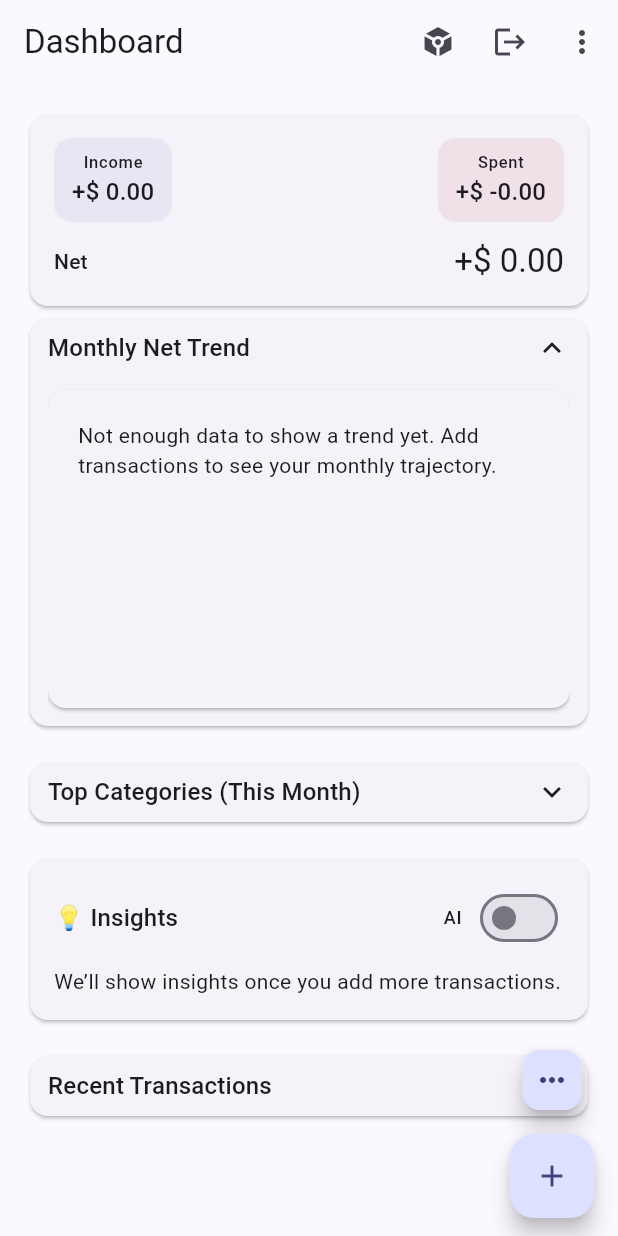
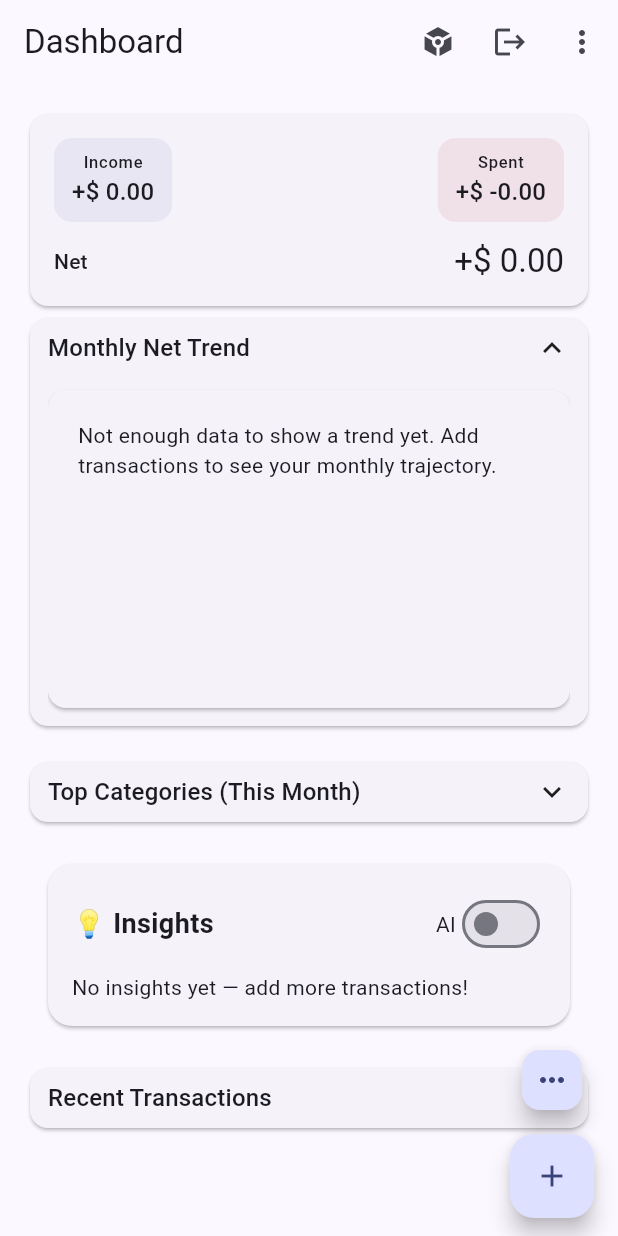
Before and after one commit to MgSuper/mini_finance_tracker, a Flutter app: the screen it shows once a user with an empty profile is signed in, after a tap on "Monthly Net Trend", on a phone screen of 412 x 824 dp. Run offline on Flutter 3.47's test engine with Material 3 defaults, Android fonts, the light colour scheme and no system bars; our stand-ins replace cloud_firestore, csv, file_picker, firebase_auth, firebase_core, fl_chart and 5 more; accounts and stored records are empty; generated files the repository leaves out were written again.

Commit message:
[FIXED] ai insights

```diff
--- a/lib/features/insights/insights_ai_provider.dart
+++ b/lib/features/insights/insights_ai_provider.dart
@@ -1,113 +1,94 @@
 import 'dart:convert';
+import 'package:flutter/material.dart';
 import 'package:flutter_riverpod/flutter_riverpod.dart';
 import 'package:http/http.dart' as http;
+
 import 'package:mini_finan/features/insights/insights_metrics.dart';
-
+import 'package:mini_finan/features/insights/settings_providers.dart';
 import 'package:mini_finan/services/firebase_providers.dart';
 
-/// Provided via --dart-define=AI_PROXY_URL=https://<your-vercel-app>.vercel.app/api/insights
-const String kAiProxyUrl = String.fromEnvironment('AI_PROXY_URL',
-    defaultValue:
-        'https://mini-finance-tracker-o6j71dmqk-supers-projects-f0402237.vercel.app/api/ai-insights');
+final insightsAiProvider = FutureProvider<String?>((ref) async {
+  // Check if AI mode is enabled
+  final useAi = ref.watch(useAiInsightsProvider);
+  print('useAi: $useAi');
+  if (!useAi) return null;
 
-/// Builds a compact "metrics" object your Vercel function expects
-Map<String, dynamic> _buildMetricsJson(InsightsMetrics m) {
-  // totals
-  final totalIncome =
-      m.incomeByCategory.values.fold<double>(0, (a, b) => a + b);
-  final totalSpend =
-      m.expenseByCategory.values.fold<double>(0, (a, b) => a + b);
-  final net = totalIncome - totalSpend;
-
-  // arrays with resolved category names
-  final expenseByCategory = m.expenseByCategory.entries
-      .map((e) => {
-            'categoryId': e.key,
-            'categoryName': m.catNameOf(e.key),
-            'amount': e.value, // positive
-          })
-      .toList();
-
-  final incomeByCategory = m.incomeByCategory.entries
-      .map((e) => {
-            'categoryId': e.key,
-            'categoryName': m.catNameOf(e.key),
-            'amount': e.value, // positive
-          })
-      .toList();
-
-  final merchantSpend = m.merchantSpend.entries
-      .map((e) => {
-            'merchant': e.key,
-            'amount': e.value, // positive
-          })
-      .toList();
-
-  return {
-    'summary': {
-      'totalIncome': totalIncome,
-      'totalSpend': totalSpend,
-      'net': net,
-    },
-    'expenseByCategory': expenseByCategory,
-    'incomeByCategory': incomeByCategory,
-    'merchantSpend': merchantSpend,
-  };
-}
-
-/// Calls your Vercel proxy with {metrics, model} and Firebase ID token.
-/// Returns a list of 1–3 bullet strings parsed from { text }.
-final monthlyInsightsAiProvider = FutureProvider<List<String>>((ref) async {
-  if (kAiProxyUrl.isEmpty) return const <String>[];
-
-  // Metrics
-  final metrics = ref.read(insightsMetricsProvider);
-  final metricsJson = _buildMetricsJson(metrics);
-
-  // Optional model switch (hard-coded here; expose a setting later if you like)
-  const model = 'gpt-4o-mini';
-
-  // Firebase ID token for Authorization: Bearer <token>
-  final auth = ref.read(firebaseAuthProvider);
-  final token = await auth.currentUser?.getIdToken(true);
-  print('token >>>>>>> $token');
-  if (token == null) {
-    // Not signed in -> your proxy will 401; return empty to keep UI calm
-    return const <String>[];
+  // Watch reactive metrics
+  final metricsAsync = ref.watch(insightsMetricsProvider);
+  final metrics = metricsAsync.valueOrNull;
+  if (metrics == null || metrics.isEmpty) {
+    return null; // still loading
   }
 
-  final res = await http.post(
-    Uri.parse(kAiProxyUrl),
+  // Prefer proxy (recommended)
+  final proxy = aiProxyUrl.trim();
+  print('proxy: $proxy');
+
+  if (proxy.isNotEmpty) {
+    final auth = ref.read(firebaseAuthProvider);
+    final idToken = await auth.currentUser?.getIdToken(true);
+    print('idToken: $idToken');
+
+    final resp = await http.post(
+      Uri.parse(proxy),
+      headers: {
+        'Content-Type': 'application/json',
+        'Authorization': 'Bearer $idToken',
+      },
+      body: jsonEncode({
+        'metrics': metrics,
+        'model': 'gpt-4o-mini',
+      }),
+    );
+    debugPrint('[AI] proxy status=${resp.statusCode} body=${resp.body}');
+
+    if (resp.statusCode >= 200 && resp.statusCode < 300) {
+      final data = jsonDecode(resp.body) as Map<String, dynamic>;
+      final text = (data['text'] as String?)?.trim();
+      if (text == null || text.isEmpty) return null;
+      return text;
+    }
+    // Proxy failed
+    return null;
+  }
+
+  // No proxy → fallback to direct OpenAI
+  final apiKey = openAiApiKey;
+  print('apiKey: $apiKey');
+  if (apiKey.isEmpty) return null;
+
+  final prompt = '''
+You are a budgeting assistant. Summarize the user's monthly finances in 2–3 short, plain sentences.
+Prefer concrete numbers and comparisons month-over-month. Avoid promises or advice.
+JSON:
+${jsonEncode(metrics)}
+''';
+  final uri = Uri.parse('https://api.openai.com/v1/chat/completions');
+
+  final resp = await http.post(
+    uri,
     headers: {
+      'Authorization': 'Bearer $apiKey',
       'Content-Type': 'application/json',
-      'Authorization': 'Bearer $token',
     },
-    body: jsonEncode({'metrics': metricsJson, 'model': model}),
+    body: jsonEncode({
+      'model': 'gpt-4o-mini',
+      'temperature': 0.3,
+      'messages': [
+        {
+          'role': 'system',
+          'content': 'You are a concise financial summarizer.'
+        },
+        {'role': 'user', 'content': prompt},
+      ],
+    }),
   );
 
-  if (res.statusCode == 401) {
-    // Unauthorized from proxy – show nothing but don’t crash UI
-    return const <String>[];
+  if (resp.statusCode >= 200 && resp.statusCode < 300) {
+    final data = jsonDecode(resp.body) as Map<String, dynamic>;
+    final text =
+        (data['choices'] as List).first['message']['content'] as String;
+    return text.trim();
   }
-  if (res.statusCode ~/ 100 != 2) {
-    throw StateError('AI proxy error ${res.statusCode}: ${res.body}');
-  }
-
-  final decoded = jsonDecode(res.body);
-  // Your endpoint returns { uid, text }
-  final text = (decoded is Map && decoded['text'] is String)
-      ? decoded['text'] as String
-      : '';
-
-  if (text.isEmpty) return const <String>[];
-
-  // Split nicely into bullet-ish lines (keep it simple)
-  final lines = text
-      .split(RegExp(r'[\n•\-]+'))
-      .map((s) => s.trim())
-      .where((s) => s.isNotEmpty)
-      .toList();
-
-  // Cap to 3 succinct lines for UI
-  return lines.take(3).toList();
+  return null;
 });
--- a/lib/features/insights/insights_card.dart
+++ b/lib/features/insights/insights_card.dart
@@ -1,82 +1,120 @@
 import 'package:flutter/material.dart';
 import 'package:flutter_riverpod/flutter_riverpod.dart';
-import 'package:mini_finan/features/insights/insights_resolved_provider.dart';
-import 'package:mini_finan/features/insights/insights_settings.dart';
+import 'package:mini_finan/features/insights/insights_ai_provider.dart';
+import 'package:mini_finan/features/insights/insights_provider.dart';
+import 'package:mini_finan/features/insights/settings_providers.dart';
 
 class InsightsCard extends ConsumerWidget {
   const InsightsCard({super.key});
 
   @override
   Widget build(BuildContext context, WidgetRef ref) {
-    final useAi = ref.watch(insightsUseAiProvider);
-    final insightsAv = ref.watch(monthlyInsightsResolvedProvider);
-    debugPrint('[InsightsCard] useAi=$useAi');
+    final useAi = ref.watch(useAiInsightsProvider);
+    final aiTextAsync = ref.watch(insightsAiProvider);
+    final localAsync = ref.watch(insightsProvider);
+
+    Widget content() {
+      if (useAi) {
+        return aiTextAsync.when(
+          loading: () => const Center(child: CircularProgressIndicator()),
+          error: (_, __) => _LocalFallback(localAsync: localAsync),
+          data: (aiText) {
+            if (aiText == null || aiText.isEmpty) {
+              return _LocalFallback(localAsync: localAsync);
+            }
+            return _AiText(aiText: aiText);
+          },
+        );
+      }
+      return _LocalFallback(localAsync: localAsync);
+    }
 
     return Card(
+      margin: const EdgeInsets.symmetric(horizontal: 16, vertical: 8),
+      elevation: 1,
+      shape: RoundedRectangleBorder(borderRadius: BorderRadius.circular(16)),
       child: Padding(
         padding: const EdgeInsets.all(16),
         child: Column(
+          crossAxisAlignment: CrossAxisAlignment.start,
           children: [
             Row(
               children: [
-                Text('💡 Insights',
-                    style: Theme.of(context).textTheme.titleMedium),
+                const Text('💡 Insights',
+                    style:
+                        TextStyle(fontWeight: FontWeight.bold, fontSize: 18)),
                 const Spacer(),
-                Text('AI', style: Theme.of(context).textTheme.labelMedium),
-                const SizedBox(width: 8),
-                Switch(
-                  value: useAi,
-                  onChanged: (v) =>
-                      ref.read(insightsUseAiProvider.notifier).state = v,
+                // Toggle
+                Row(
+                  children: [
+                    const Text('AI'),
+                    Switch(
+                      value: useAi,
+                      onChanged: (_) =>
+                          ref.read(useAiInsightsProvider.notifier).toggle(),
+                    ),
+                  ],
                 ),
               ],
             ),
             const SizedBox(height: 8),
-            insightsAv.when(
-              loading: () => const Align(
-                alignment: Alignment.centerLeft,
-                child: Padding(
-                  padding: EdgeInsets.symmetric(vertical: 8),
-                  child: SizedBox(
-                    height: 16,
-                    width: 16,
-                    child: CircularProgressIndicator(strokeWidth: 2),
-                  ),
-                ),
-              ),
-              error: (e, _) => Align(
-                alignment: Alignment.centerLeft,
-                child: Text('Error loading insights: $e',
-                    style:
-                        TextStyle(color: Theme.of(context).colorScheme.error)),
-              ),
-              data: (lines) {
-                if (lines.isEmpty) {
-                  return Align(
-                    alignment: Alignment.centerLeft,
-                    child: Text(
-                      'We’ll show insights once you add more transactions.',
-                      style: Theme.of(context).textTheme.bodyMedium,
-                    ),
-                  );
-                }
-                return Column(
-                  children: [
-                    for (final line in lines)
-                      Row(
-                        crossAxisAlignment: CrossAxisAlignment.start,
-                        children: [
-                          const Text('• '),
-                          Expanded(child: Text(line)),
-                        ],
-                      ),
-                  ],
-                );
-              },
-            ),
+            content(),
           ],
         ),
       ),
     );
   }
 }
+
+class _LocalFallback extends StatelessWidget {
+  const _LocalFallback({required this.localAsync});
+  final AsyncValue<List<String>> localAsync;
+
+  @override
+  Widget build(BuildContext context) {
+    print('fallback :');
+    return localAsync.when(
+      loading: () => const Center(child: CircularProgressIndicator()),
+      error: (e, _) => Text('Error loading insights: $e'),
+      data: (insights) {
+        if (insights.isEmpty) {
+          return const Text('No insights yet — add more transactions!');
+        }
+        return Column(
+          crossAxisAlignment: CrossAxisAlignment.start,
+          children: [
+            for (final s in insights)
+              Padding(
+                padding: const EdgeInsets.only(bottom: 6),
+                child: Text(
+                  s,
+                  style: TextStyle(
+                    color: Theme.of(context).colorScheme.onSurfaceVariant,
+                    fontSize: 14,
+                    height: 1.3,
+                  ),
+                ),
+              ),
+          ],
+        );
+      },
+    );
+  }
+}
+
+class _AiText extends StatelessWidget {
+  const _AiText({required this.aiText});
+  final String aiText;
+
+  @override
+  Widget build(BuildContext context) {
+    return Text(
+      aiText,
+      style: TextStyle(
+        color: Theme.of(context).colorScheme.onSurface,
+        fontSize: 14,
+        height: 1.35,
+      ),
+    );
+  }
+}
--- a/lib/features/insights/insights_local_provider.dart
+++ /dev/null
@@ -1,25 +0,0 @@
-import 'package:flutter_riverpod/flutter_riverpod.dart';
-import 'package:collection/collection.dart';
-import 'package:mini_finan/features/insights/insights_metrics.dart';
-
-/// Pure local summaries. Returns [] when there isn’t enough data.
-final monthlyInsightsLocalProvider = Provider<List<String>>((ref) {
-  final m = ref.watch(insightsMetricsProvider);
-
-  // maxBy returns null on empty iterables
-  final biggestExpense = maxBy(m.expenseByCategory.entries, (e) => e.value);
-  final topMerchant = maxBy(m.merchantSpend.entries, (e) => e.value);
-
-  final out = <String>[];
-  if (biggestExpense != null) {
-    out.add(
-      'Your biggest expense category is '
-      '${m.catNameOf(biggestExpense.key)} '
-      '(\$${biggestExpense.value.toStringAsFixed(0)}).',
-    );
-  }
-  if (topMerchant != null) {
-    out.add('Your top merchant this month is ${topMerchant.key}.');
-  }
-  return out;
-});
--- a/lib/features/insights/insights_metrics.dart
+++ b/lib/features/insights/insights_metrics.dart
@@ -1,52 +1,117 @@
-import 'package:flutter/material.dart';
 import 'package:flutter_riverpod/flutter_riverpod.dart';
-import 'package:mini_finan/features/dashboard/providers.dart';
-import 'package:mini_finan/features/categories/categories_providers.dart';
+import 'package:collection/collection.dart';
+import 'package:mini_finan/features/dashboard/providers.dart'; // for nowProvider/categoryNameLookupProvider
 import 'package:mini_finan/features/transactions/data/transaction_model.dart';
 
-/// Lightweight view model for insights computation.
-class InsightsMetrics {
-  InsightsMetrics({
-    required this.expenseByCategory, // categoryId -> positive spend
-    required this.incomeByCategory, // categoryId -> positive income
-    required this.merchantSpend, // merchant -> positive spend
-    required this.catNameOf, // resolve categoryId -> name
-  });
+/// A structured metrics map for "this month" vs "last month".
+/// Reactive: recomputes whenever transactions change.
+final insightsMetricsProvider =
+    Provider<AsyncValue<Map<String, dynamic>>>((ref) {
+  final txsAsync = ref.watch(transactionsStreamProvider); // live stream
+  final now = ref.watch(nowProvider); // so month change re-computes, too
 
-  final Map<String, double> expenseByCategory;
-  final Map<String, double> incomeByCategory;
-  final Map<String, double> merchantSpend;
-  final String Function(String id) catNameOf;
+  return txsAsync.whenData((txs) {
+    final thisStart = DateTime(now.year, now.month, 1);
+    final thisEndEx = (now.month == 12)
+        ? DateTime(now.year + 1, 1, 1)
+        : DateTime(now.year, now.month + 1, 1);
+    final prevEndEx = thisStart;
+    final prevStart = DateTime(thisStart.year, thisStart.month - 1, 1);
+
+    List<TxModel> inRange(DateTime a, DateTime b) =>
+        txs.where((t) => !t.date.isBefore(a) && t.date.isBefore(b)).toList();
+
+    final thisMonth = inRange(thisStart, thisEndEx);
+    final lastMonth = inRange(prevStart, prevEndEx);
+
+    double incomeOf(List<TxModel> l) =>
+        l.where((t) => t.amount > 0).fold(0.0, (s, t) => s + t.amount);
+
+    double expenseOf(List<TxModel> l) =>
+        l.where((t) => t.amount < 0).fold(0.0, (s, t) => s + (-t.amount));
+
+    Map<String, double> expensesByCategory(List<TxModel> l) {
+      final map = <String, double>{};
+      for (final t in l) {
+        if (t.amount < 0) {
+          map[t.categoryId] = (map[t.categoryId] ?? 0) + (-t.amount);
+        }
+      }
+      return map;
     }
 
-/// Derive metrics from this month’s transactions. Never throws.
-final insightsMetricsProvider = Provider<InsightsMetrics>((ref) {
-  final txsAv = ref.watch(txThisMonthProvider);
-  final txs = txsAv.value ?? const <TxModel>[];
-
-  final catMap = ref.watch(categoriesMapProvider); // {id: CategoryModel}
-  String nameOf(String id) => catMap[id]?.name ?? 'Uncategorized';
-
-  final expByCat = <String, double>{};
-  final incByCat = <String, double>{};
-  final merchSpend = <String, double>{};
-
-  for (final t in txs) {
+    Map<String, double> expensesByMerchant(List<TxModel> l) {
+      final map = <String, double>{};
+      for (final t in l) {
         if (t.amount < 0) {
-      final v = -t.amount;
-      expByCat[t.categoryId] = (expByCat[t.categoryId] ?? 0) + v;
-      if (t.merchant.isNotEmpty) {
-        merchSpend[t.merchant] = (merchSpend[t.merchant] ?? 0) + v;
-      }
-    } else if (t.amount > 0) {
-      incByCat[t.categoryId] = (incByCat[t.categoryId] ?? 0) + t.amount;
+          final key =
+              t.merchant.trim().isEmpty ? '(unknown)' : t.merchant.trim();
+          map[key] = (map[key] ?? 0) + (-t.amount);
         }
       }
+      return map;
+    }
 
-  return InsightsMetrics(
-    expenseByCategory: expByCat,
-    incomeByCategory: incByCat,
-    merchantSpend: merchSpend,
-    catNameOf: nameOf,
-  );
+    final thisIncome = incomeOf(thisMonth);
+    final lastIncome = incomeOf(lastMonth);
+    final thisExpense = expenseOf(thisMonth);
+    final lastExpense = expenseOf(lastMonth);
+
+    final nameOf =
+        ref.watch(categoryNameLookupProvider).value ?? (String id) => id;
+
+    MapEntry<String, double>? topCat(Map<String, double> m) =>
+        (m.entries.toList()..sort((a, b) => b.value.compareTo(a.value)))
+            .firstOrNull;
+
+    final thisByCat = expensesByCategory(thisMonth);
+    final lastByCat = expensesByCategory(lastMonth);
+
+    final thisTopCat = topCat(thisByCat);
+    final lastTopCat = topCat(lastByCat);
+
+    final thisByMerchant = expensesByMerchant(thisMonth);
+    final topMerchant = (thisByMerchant.entries.toList()
+          ..sort((a, b) => b.value.compareTo(a.value)))
+        .firstOrNull;
+
+    return {
+      'periods': {
+        'this': {
+          'start': thisStart.toIso8601String(),
+          'endEx': thisEndEx.toIso8601String(),
+          'income': thisIncome,
+          'expense': thisExpense,
+          'net': thisIncome - thisExpense,
+          'byCategory': thisByCat.map((k, v) => MapEntry(nameOf(k), v)),
+        },
+        'last': {
+          'start': prevStart.toIso8601String(),
+          'endEx': prevEndEx.toIso8601String(),
+          'income': lastIncome,
+          'expense': lastExpense,
+          'net': lastIncome - lastExpense,
+          'byCategory': lastByCat.map((k, v) => MapEntry(nameOf(k), v)),
+        },
+      },
+      'thisTopCategory': thisTopCat == null
+          ? null
+          : {
+              'name': nameOf(thisTopCat.key),
+              'amount': thisTopCat.value,
+            },
+      'lastTopCategory': lastTopCat == null
+          ? null
+          : {
+              'name': nameOf(lastTopCat.key),
+              'amount': lastTopCat.value,
+            },
+      'topMerchant': topMerchant == null
+          ? null
+          : {
+              'name': topMerchant.key,
+              'amount': topMerchant.value,
+            },
+    };
   });
+});
--- a/lib/features/insights/insights_provider.dart
+++ b/lib/features/insights/insights_provider.dart
@@ -1,102 +1,37 @@
 import 'package:flutter_riverpod/flutter_riverpod.dart';
-import 'package:collection/collection.dart';
-import 'package:mini_finan/features/dashboard/providers.dart';
-import 'package:mini_finan/features/transactions/data/transaction_model.dart';
-import 'package:mini_finan/features/transactions/data/transactions_repository.dart';
+import 'package:mini_finan/features/insights/insights_metrics.dart';
 
-final insightsProvider = FutureProvider<List<String>>((ref) async {
-  final repo = ref.read(transactionRepositoryProvider);
-  final now = DateTime.now();
+/// Short bullet points generated locally.
+/// Falls back gracefully when not enough data.
+final insightsProvider = Provider<AsyncValue<List<String>>>((ref) {
+  final m = ref.watch(insightsMetricsProvider);
 
-  final thisStart = DateTime(now.year, now.month, 1);
-  final thisEndEx = (now.month == 12)
-      ? DateTime(now.year + 1, 1, 1)
-      : DateTime(now.year, now.month + 1, 1);
-  final prevEndEx = thisStart;
-  final prevStart = DateTime(thisStart.year, thisStart.month - 1, 1);
+  return m.whenData((mm) {
+    final thisPeriod = mm['periods']['this'] as Map<String, dynamic>;
+    final byCat = (thisPeriod['byCategory'] as Map).cast<String, double>();
 
-  final txs = await repo.watchLatest(limit: 1000).first;
+    // Biggest category
+    MapEntry<String, double>? biggest;
+    if (byCat.isNotEmpty) {
+      final sorted = byCat.entries.toList()
+        ..sort((a, b) => b.value.compareTo(a.value));
+      biggest = sorted.first;
+    }
 
-  final thisMonth = txs
-      .where((t) => !t.date.isBefore(thisStart) && t.date.isBefore(thisEndEx))
-      .toList();
-  final prevMonth = txs
-      .where((t) => !t.date.isBefore(prevStart) && t.date.isBefore(prevEndEx))
-      .toList();
+    // Top merchant
+    final topMerchant = mm['topMerchant'] as Map<String, dynamic>?;
+    final out = <String>[];
 
-  double totalIncome(List<TxModel> txs) =>
-      txs.where((t) => t.amount > 0).fold(0.0, (a, b) => a + b.amount);
+    if (biggest != null) {
+      out.add(
+        'Your biggest expense category is ${biggest.key} '
+        '(\$${biggest.value.toStringAsFixed(0)}).',
+      );
+    }
+    if (topMerchant != null) {
+      out.add('Your top merchant this month is ${topMerchant['name']}.');
+    }
 
-  double totalExpense(List<TxModel> txs) =>
-      txs.where((t) => t.amount < 0).fold(0.0, (a, b) => a + (-b.amount));
-
-  final incomeThis = totalIncome(thisMonth);
-  final incomePrev = totalIncome(prevMonth);
-  final expThis = totalExpense(thisMonth);
-  final expPrev = totalExpense(prevMonth);
-
-  final nameOf =
-      ref.watch(categoryNameLookupProvider).value ?? (String id) => id;
-
-  Map<String, double> byCategory(List<TxModel> txs) {
-    final map = <String, double>{};
-    for (final t in txs) {
-      if (t.amount < 0) {
-        map[t.categoryId] = (map[t.categoryId] ?? 0) + (-t.amount);
-      }
-    }
-    return map;
-  }
-
-  final byCat = byCategory(thisMonth);
-  // ✅ FIXED: Use sorted() with compareTo instead of sortedBy<double>()
-  final topCat =
-      byCat.entries.sorted((a, b) => b.value.compareTo(a.value)).firstOrNull;
-  final topCatName = topCat != null ? nameOf(topCat.key) : null;
-
-  final byMerchant = <String, double>{};
-  for (final t in thisMonth) {
-    if (t.amount < 0) {
-      byMerchant[t.merchant] = (byMerchant[t.merchant] ?? 0) + (-t.amount);
-    }
-  }
-  final topMerchant = byMerchant.entries
-      .sorted((a, b) => b.value.compareTo(a.value))
-      .firstOrNull
-      ?.key;
-
-  final insights = <String>[];
-
-  if (expPrev > 0) {
-    final diffPct = ((expThis - expPrev) / expPrev * 100).round();
-    if (diffPct.abs() >= 5) {
-      if (diffPct > 0) {
-        insights.add("📈 You spent $diffPct% more than last month.");
-      } else {
-        insights.add("📉 You spent ${diffPct.abs()}% less than last month.");
-      }
-    }
-  }
-
-  final netThis = incomeThis - expThis;
-  final netPrev = incomePrev - expPrev;
-  if (netPrev != 0) {
-    final change = ((netThis - netPrev) / netPrev * 100).round();
-    if (change > 0) {
-      insights.add("💵 You saved $change% more than last month.");
-    } else if (change < 0) {
-      insights.add("💸 You saved ${change.abs()}% less than last month.");
-    }
-  }
-
-  if (topCatName != null) {
-    insights.add(
-        "🍔 Your biggest expense category is $topCatName (\$${topCat?.value.toStringAsFixed(0)}).");
-  }
-
-  if (topMerchant != null && topMerchant.trim().isNotEmpty) {
-    insights.add("🛍 Your top merchant this month is $topMerchant.");
-  }
-
-  return insights.take(3).toList();
+    return out;
+  });
 });
--- a/lib/features/insights/insights_resolved_provider.dart
+++ /dev/null
@@ -1,13 +0,0 @@
-import 'package:flutter_riverpod/flutter_riverpod.dart';
-import 'package:mini_finan/features/insights/insights_ai_provider.dart';
-import 'package:mini_finan/features/insights/insights_local_provider.dart';
-import 'package:mini_finan/features/insights/insights_settings.dart';
-
-/// Final source used by the card: AI when toggle is ON, else local.
-final monthlyInsightsResolvedProvider =
-    Provider<AsyncValue<List<String>>>((ref) {
-  final useAi = ref.watch(insightsUseAiProvider);
-  return useAi
-      ? ref.watch(monthlyInsightsAiProvider)
-      : AsyncData(ref.watch(monthlyInsightsLocalProvider));
-});
```
Also changed, not shown: lib/features/insights/settings_providers.dart (+5 -2 lines). Lines whose indentation alone changed are shown as unchanged.
